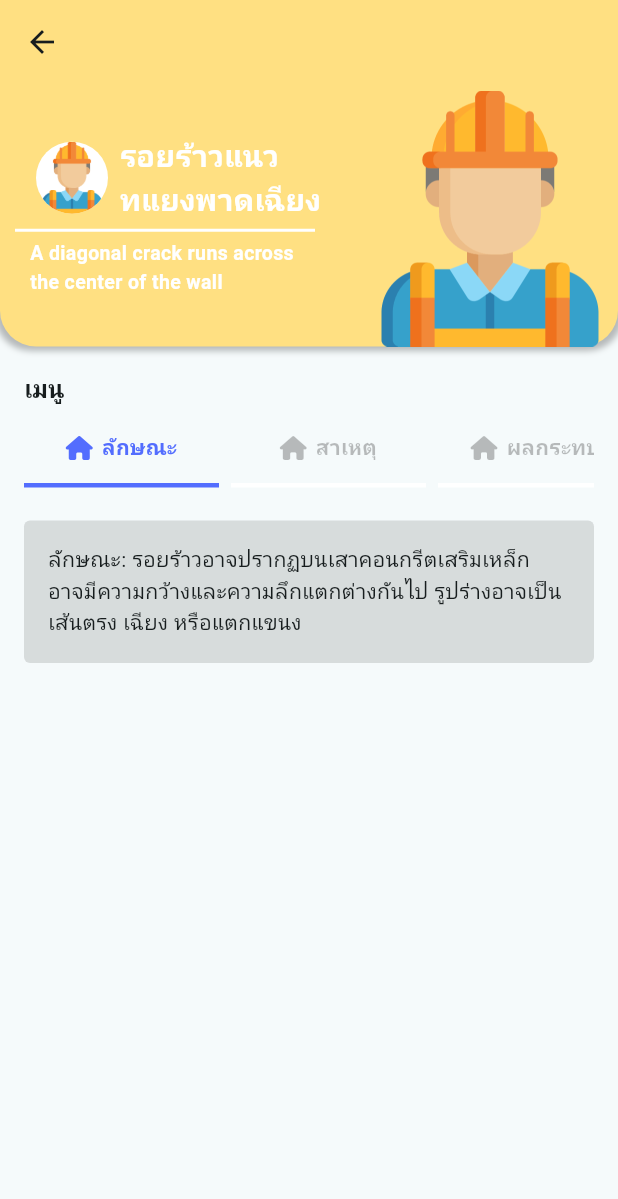
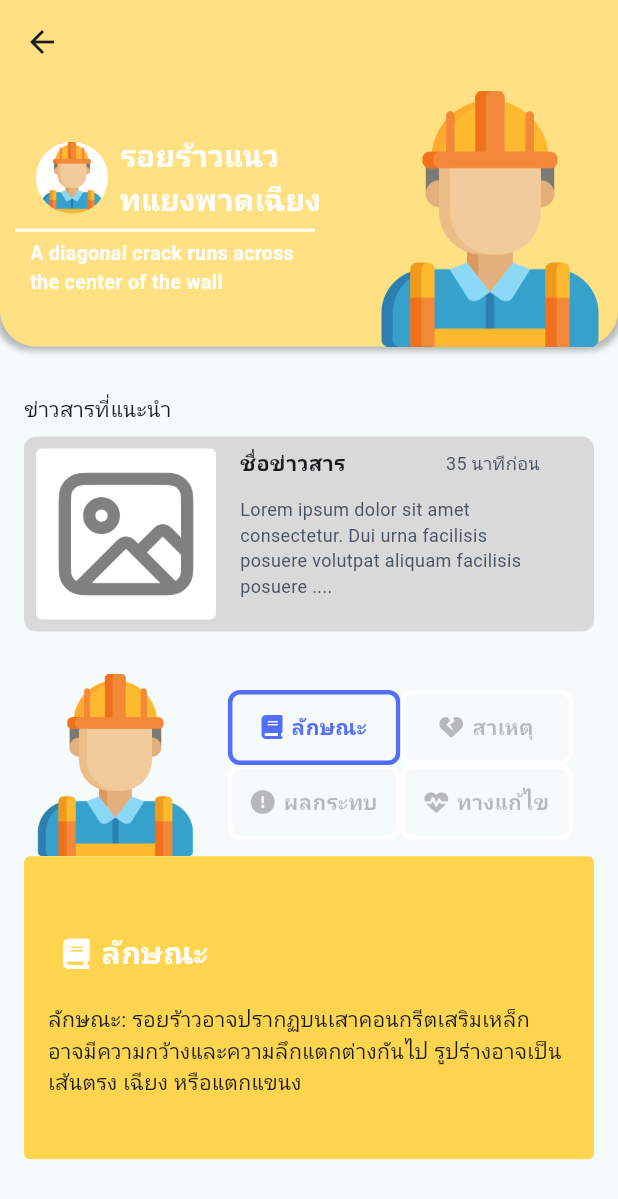
Before and after one commit to cs-634234024/appication_skru, a Flutter app: the screen it shows after launch, after a tap on "รอยร้าวแนวทแยงพาดเฉียง", on a phone screen of 412 x 824 dp. Shown: the top 1199 px of the screen. Run offline on Flutter 3.47's test engine with Material 3 defaults, Android fonts, the phone set to English and light mode, and no system bars; our stand-ins replace flutter_svg, fluttertoast, font_awesome_flutter, image_picker, sembast; missing offline and left inert: tflite.

Commit message:
update ui in predicted page

```diff
--- a/lib/pages/historypage.dart
+++ b/lib/pages/historypage.dart
@@ -7,7 +7,6 @@ import 'package:skru/models/history.model.dart';
 import 'package:skru/providers/history_provider.dart';
 import 'package:skru/utils/displayClass.dart';
 import 'package:skru/utils/formatDateTime.dart';
-import 'package:skru/utils/notifyTost.dart';
 import 'package:skru/utils/snackbar.dart';
 
 class HistoryScreen extends StatefulWidget {
--- a/lib/pages/predictedpage.dart
+++ b/lib/pages/predictedpage.dart
@@ -15,8 +15,13 @@ class PredictedScreen extends StatefulWidget {
 
 class _PredictedScreenState extends State<PredictedScreen> {
   int tabMenuIndex = 0;
-  List<String> menus = ['ลักษณะ', 'สาเหตุ', 'ผลกระทบ', 'แนวทางแก้ไข'];
-
+  List<String> menus = ['ลักษณะ', 'สาเหตุ', 'ผลกระทบ', 'ทางแก้ไข'];
+  List<IconData> icons = [
+    FontAwesomeIcons.book,
+    FontAwesomeIcons.heartCrack,
+    FontAwesomeIcons.circleExclamation,
+    FontAwesomeIcons.heartPulse,
+  ];
   List<String> images = [
     'assets/images/main.png',
     'assets/images/main.png',
@@ -134,40 +139,154 @@ class _PredictedScreenState extends State<PredictedScreen> {
               child: Column(
                 crossAxisAlignment: CrossAxisAlignment.start,
                 children: [
-                  const Text(
-                    'เมนู',
-                    style: TextStyle(fontSize: 16, fontWeight: FontWeight.bold),
+                  const SizedBox(
+                    height: 16,
+                  ),
+                  const Text('ข่าวสารที่แนะนำ'),
+                  const SizedBox(
+                    height: 8,
+                  ),
+                  SizedBox(
+                    height: 150,
+                    // color: Colors.amber,
+                    child: ListView.separated(
+                      itemCount: 1,
+                      separatorBuilder: (context, index) => const SizedBox(
+                        height: 15,
+                      ),
+                      itemBuilder: (context, index) {
+                        return _buildNewsCard();
+                      },
+                    ),
+                  ),
+                  // const Text(
+                  //   'เมนู',
+                  //   style: TextStyle(fontSize: 16, fontWeight: FontWeight.bold),
+                  // ),
+                  // const SizedBox(
+                  //   height: 5,
+                  // ),
+                  // SizedBox(
+                  //   height: 50,
+                  //   child: ListView.separated(
+                  //       scrollDirection: Axis.horizontal,
+                  //       itemBuilder: (context, index) {
+                  //         return menusAction(index);
+                  //       },
+                  //       separatorBuilder: (context, index) {
+                  //         return const SizedBox(
+                  //           width: 8,
+                  //         );
+                  //       },
+                  //       itemCount: 4),
+                  // ),
+                  const SizedBox(
+                    height: 8,
+                  ),
+                  Column(
+                    children: [
+                      Row(
+                        mainAxisAlignment: MainAxisAlignment.spaceBetween,
+                        children: [
+                          Image.asset(
+                            'assets/images/main.png',
+                            scale: 4.2,
+                          ),
+                          Expanded(
+                              child: Container(
+                            width: double.infinity,
+                            child: Column(
+                              children: [
+                                Row(
+                                  mainAxisAlignment: MainAxisAlignment.center,
+                                  children: [menusAction(0), menusAction(1)],
+                                ),
+                                Row(
+                                  mainAxisAlignment: MainAxisAlignment.center,
+                                  children: [menusAction(2), menusAction(3)],
+                                )
+                              ],
+                            ),
+                          ))
+                        ],
+                      ),
+                      Container(
+                        decoration: BoxDecoration(
+                            color: Colors.amber[300],
+                            borderRadius: BorderRadius.circular(4)),
+                        width: double.infinity,
+                        child: Padding(
+                          padding: const EdgeInsets.symmetric(
+                              horizontal: 16.0, vertical: 40),
+                          child: Column(
+                            crossAxisAlignment: CrossAxisAlignment.start,
+                            children: [
+                              Padding(
+                                padding: const EdgeInsets.all(10.0),
+                                child: Row(
+                                  children: [
+                                    FaIcon(
+                                      icons[tabMenuIndex],
+                                      size: 20,
+                                      color: Colors.white,
                                     ),
                                     const SizedBox(
-                    height: 5,
+                                      width: 8,
                                     ),
-                  SizedBox(
-                    height: 50,
-                    child: ListView.separated(
-                        scrollDirection: Axis.horizontal,
-                        itemBuilder: (context, index) {
+                                    Text(
+                                      menus[tabMenuIndex],
+                                      style: const TextStyle(
+                                          color: Colors.white,
+                                          fontSize: 20,
+                                          fontWeight: FontWeight.bold),
+                                    ),
+                                  ],
+                                ),
+                              ),
+                              const SizedBox(
+                                height: 10,
+                              ),
+                              Text(detail[widget.index].detail[tabMenuIndex]),
+                            ],
+                          ),
+                        ),
+                      ),
+                    ],
+                  ),
+                  // Positioned(
+                  //     top: 0,
+                  //     left: 0,
+                  //     child: Image.asset(
+                  //       'assets/images/main.png',
+                  //       scale: 1,
+                  //     ))
+                ],
+              ),
+            )
+          ],
+        ));
+  }
+
+  GestureDetector menusAction(int index) {
     return GestureDetector(
       onTap: () => handleIndexMenu(index),
       child: Container(
-                              width: 130,
+        width: 115,
+        height: 50,
         decoration: BoxDecoration(
-                                border: Border(
-                                  bottom: BorderSide(
-                                      color: tabMenuIndex == index
-                                          ? Colors.indigoAccent
-                                          : Colors.white,
-                                      width: 3),
-                                ),
-                              ),
+            borderRadius: BorderRadius.circular(8),
+            border: Border.all(
+                color:
+                    tabMenuIndex == index ? Colors.indigoAccent : Colors.white,
+                width: 3)),
         child: Row(
           mainAxisAlignment: MainAxisAlignment.center,
           children: [
             FaIcon(
-                                    FontAwesomeIcons.home,
+              icons[index],
               size: 16,
-                                    color: tabMenuIndex == index
-                                        ? Colors.indigoAccent
-                                        : Colors.black26,
+              color:
+                  tabMenuIndex == index ? Colors.indigoAccent : Colors.black26,
             ),
             const SizedBox(
               width: 6,
@@ -185,32 +304,66 @@ class _PredictedScreenState extends State<PredictedScreen> {
         ),
       ),
     );
-                        },
-                        separatorBuilder: (context, index) {
-                          return const SizedBox(
-                            width: 8,
-                          );
-                        },
-                        itemCount: 4),
+  }
+}
+
+Container _buildNewsCard() {
+  return Container(
+    height: 130,
+    decoration: BoxDecoration(
+        color: const Color(0xFFD9D9D9), borderRadius: BorderRadius.circular(8)),
+    child: Row(
+      children: [
+        Padding(
+          padding: const EdgeInsets.all(8.0),
+          child: Container(
+            height: 130,
+            width: 120,
+            decoration: BoxDecoration(
+                color: Colors.white, borderRadius: BorderRadius.circular(4)),
+            child: Padding(
+              padding: const EdgeInsets.all(8.0),
+              child: Image.asset(
+                'assets/images/skeleton.png',
+                opacity: const AlwaysStoppedAnimation(0.5),
               ),
-                  const SizedBox(
-                    height: 22,
             ),
-                  Container(
-                    decoration: BoxDecoration(
-                        color: Colors.black12,
-                        borderRadius: BorderRadius.circular(4)),
-                    width: double.infinity,
-                    child: Padding(
-                      padding: const EdgeInsets.all(16.0),
-                      child:
-                          Text('${detail[widget.index].detail[tabMenuIndex]}'),
           ),
+        ),
+        Padding(
+          padding: const EdgeInsets.all(8.0),
+          child: Container(
+            height: 130,
+            width: 200,
+            decoration: BoxDecoration(borderRadius: BorderRadius.circular(4)),
+            child: const Column(
+              children: [
+                Row(
+                  mainAxisAlignment: MainAxisAlignment.spaceBetween,
+                  children: [
+                    Text(
+                      'ชื่อข่าวสาร',
+                      style:
+                          TextStyle(fontSize: 14, fontWeight: FontWeight.bold),
+                    ),
+                    Text(
+                      '35 นาทีก่อน',
+                      style: TextStyle(fontSize: 12, color: Color(0xFF475467)),
                     )
                   ],
                 ),
-            )
+                SizedBox(
+                  height: 12,
+                ),
+                Text(
+                  'Lorem ipsum dolor sit amet consectetur. Dui urna facilisis posuere volutpat aliquam facilisis posuere ....',
+                  style: TextStyle(fontSize: 12, color: Color(0xFF475467)),
+                ),
               ],
-        ));
+            ),
+          ),
+        ),
+      ],
+    ),
+  );
 }
-}
```
Lines whose indentation alone changed are shown as unchanged.
